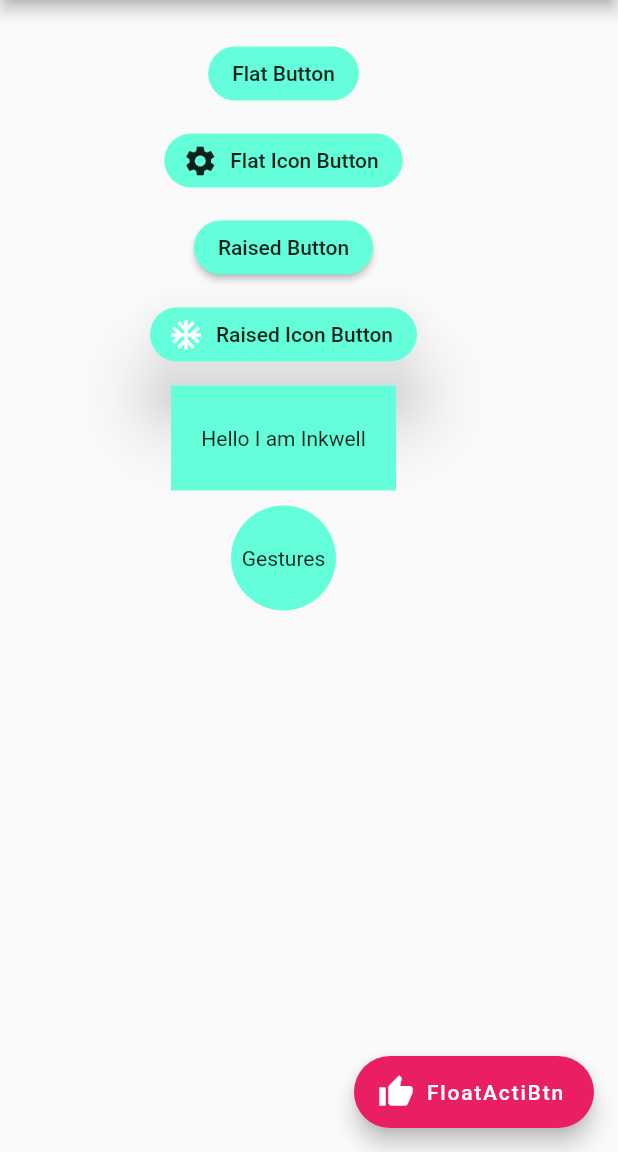
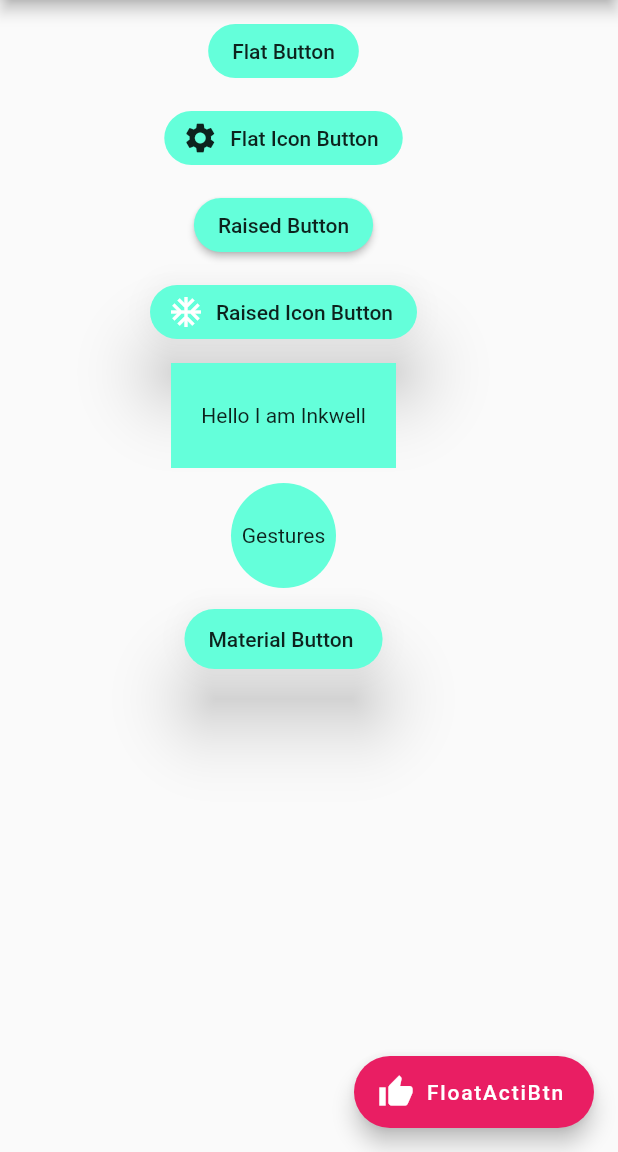
Before and after one commit to Er-Jrsingh/fluty_learn, a Flutter app: the screen it shows after launch, on a phone screen of 412 x 824 dp, the part 84-1236 px from its top. Run offline on Flutter 3.47's test engine with Material 2 defaults, Android fonts, the phone set to English and light mode, and no system bars; Roboto replaces fonts that are missing (poppins).

Commit message:
Type9 Material Button

```diff
--- a/lib/main.dart
+++ b/lib/main.dart
@@ -29,6 +29,8 @@ class MyApp extends StatelessWidget {
 
           actions: [
             IconButton(
+              splashColor: Colors.deepPurple,
+              tooltip: "I Am Icon Button",
               icon: Icon(Icons.menu, color: Colors.indigo),
               onPressed: () {
                 print("I am Icon Button");
@@ -37,10 +39,11 @@ class MyApp extends StatelessWidget {
           ],
         ),
         body: Padding(
-          padding: const EdgeInsets.only(top: 25.0, left: 100),
+          padding: const EdgeInsets.only(top: 10.0, left: 100),
           child: Column(
             crossAxisAlignment: CrossAxisAlignment.center,
             children: [
+
               /* flat Icon button */
 
               FlatButton(
@@ -141,6 +144,21 @@ class MyApp extends StatelessWidget {
                   child: Center(child: Text("Gestures")),
                 ),
               ),
+              SizedBox(height: 10),
+
+              /* Material  Button*/
+
+              MaterialButton(onPressed: (){print("I am materialButton",);},
+              splashColor: Colors.deepOrange,
+              hoverColor: Colors.indigoAccent,
+              // highlightColor: Colors.lightGreen,
+              elevation: 20,
+              height: 40,
+              child: Text("Material Button "),
+               shape: RoundedRectangleBorder(
+                borderRadius: BorderRadius.circular(20)),
+                color: Colors.tealAccent,),
+
             ],
           ),
         ),
```
